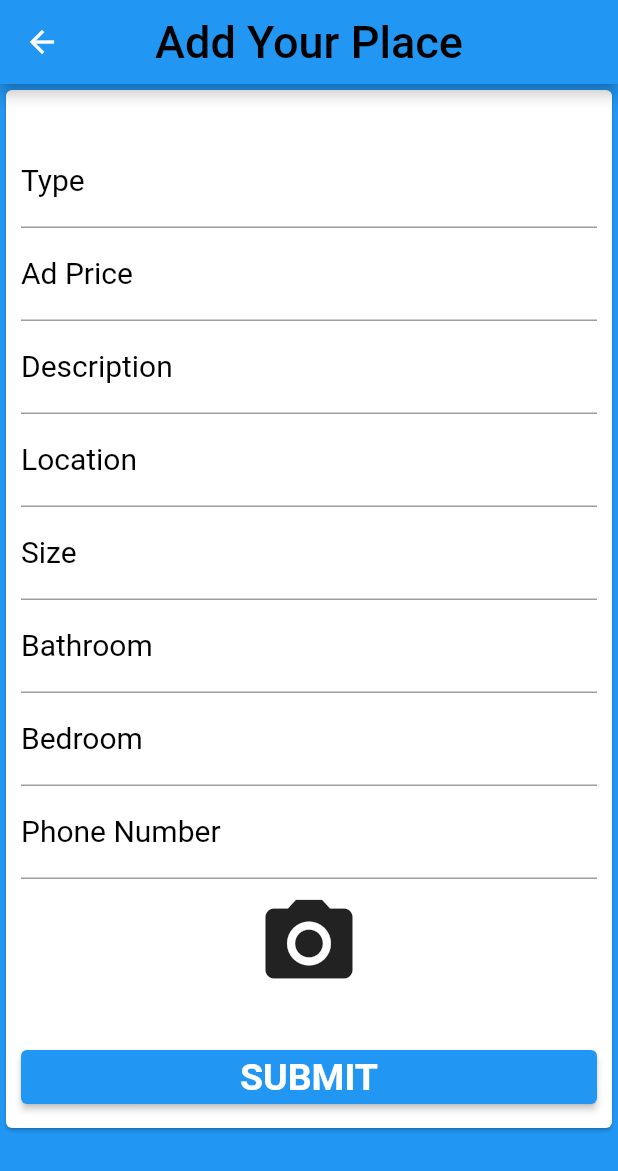
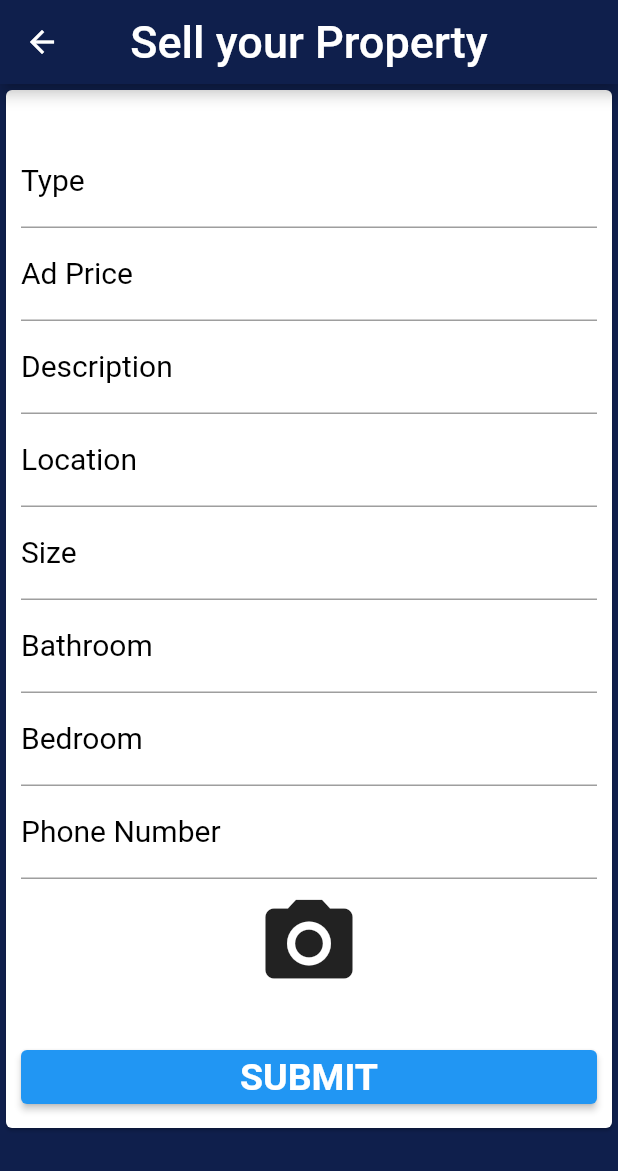
Before and after one commit to SAIFSURREHMAN/proporeal, a Flutter app: the AddProductScreen screen opened directly, on a phone screen of 412 x 824 dp. Shown: the top 1171 px of the screen. Run offline on Flutter 3.47's test engine with Material 2 defaults, Android fonts, the phone set to English and light mode, and no system bars; our stand-ins replace cloud_firestore, firebase_auth, firebase_core, firebase_storage, google_fonts, image_picker and 1 more; accounts and stored records are empty; network calls fail.

Commit message:
Add files via upload

```diff
--- a/lib/addproduct_screen.dart
+++ b/lib/addproduct_screen.dart
@@ -4,6 +4,7 @@ import 'package:cloud_firestore/cloud_firestore.dart';
 import 'package:firebase_storage/firebase_storage.dart';
 import 'package:flutter/material.dart';
 import 'package:image_picker/image_picker.dart';
+import 'package:propereal/SearchScreen.dart';
 import 'package:propereal/mainscreen.dart';
 
 class AddProductScreen extends StatefulWidget {
@@ -33,12 +34,16 @@ class _AddProductScreenState extends State<AddProductScreen> {
   @override
   Widget build(BuildContext context) {
     return Scaffold(
-      backgroundColor: Theme.of(context).primaryColor,
+      backgroundColor: Color.fromARGB(255, 15, 31, 76),
       appBar: AppBar(
+        backgroundColor: Color.fromARGB(255, 15, 31, 76),
         centerTitle: true,
+        leading: IconButton(onPressed: (){
+          Navigator.push(context, MaterialPageRoute(builder: (context) => SearchScreen()));
+        }, icon: Icon(Icons.arrow_back)),
         title: Text(
-          'Add Your Place',
-          style: TextStyle(color: Colors.black, fontSize: 30),
+          'Sell your Property',
+          style: TextStyle(color: Colors.white, fontSize: 30),
         ),
       ),
       body: Card(
--- a/lib/main.dart
+++ b/lib/main.dart
@@ -21,7 +21,7 @@ class MyApp extends StatelessWidget {
   Widget build(BuildContext context) {
     return MaterialApp(
       debugShowCheckedModeBanner: false,
-      title: 'Flutter Demo',
+      title: 'Proporeal',
       theme: ThemeData(),
       home: SplashScreen(),
     );
--- a/lib/mainscreen.dart
+++ b/lib/mainscreen.dart
@@ -196,6 +196,7 @@ class MainScreen extends StatelessWidget {
                                                               Icons
                                                                   .bed_outlined,
                                                               size: 30,
+                                                              color: Colors.black,
                                                             ),
                                                             backgroundColor:
                                                                 Colors.white,
@@ -212,6 +213,7 @@ class MainScreen extends StatelessWidget {
                                                               Icons
                                                                   .shower_outlined,
                                                               size: 30,
+                                                              color: Colors.black,
                                                             ),
                                                             backgroundColor:
                                                                 Colors.white,
@@ -228,6 +230,7 @@ class MainScreen extends StatelessWidget {
                                                               Icons
                                                                   .house_outlined,
                                                               size: 30,
+                                                              color: Colors.black,
                                                             ),
                                                             backgroundColor:
                                                                 Colors.white,
--- a/lib/registration1.dart
+++ b/lib/registration1.dart
@@ -57,6 +57,7 @@ class _RegistrationState extends State<Registration> {
         ),
         Column(
           mainAxisAlignment: MainAxisAlignment.spaceEvenly,
+
           children: [
             const PText(
               "We're thrilled to have you join our community.",
```
Also changed, not shown: lib/detail_page.dart (+8 -3 lines).
